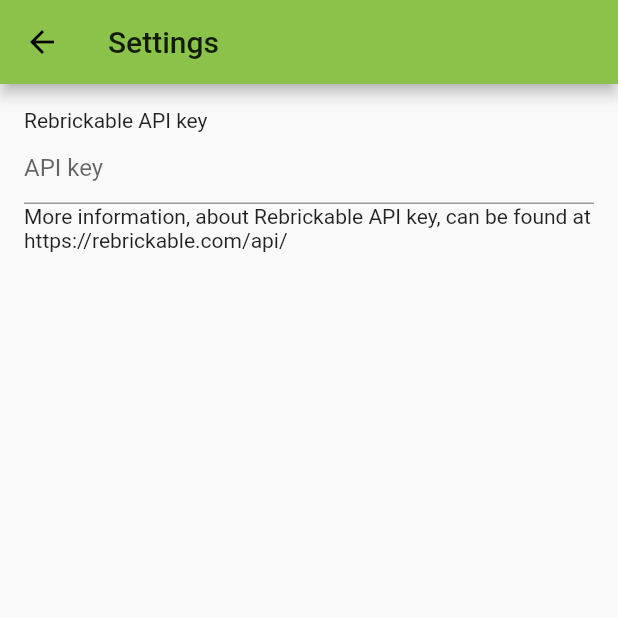
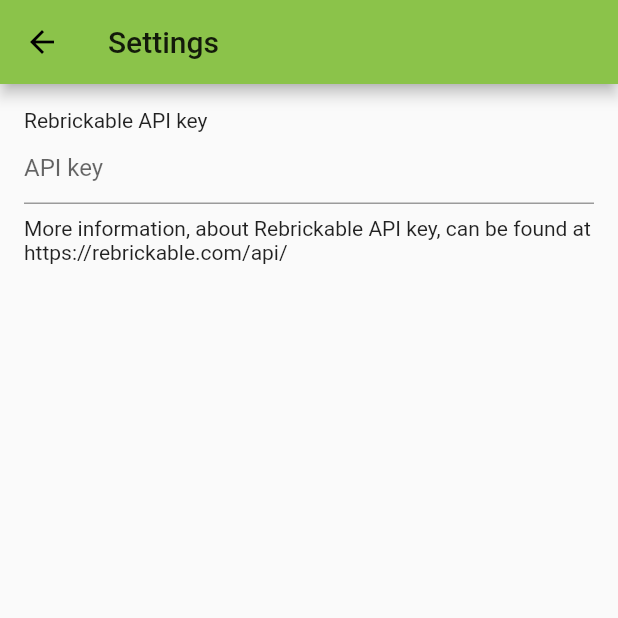
Before and after one commit to darekbx/lego-parts-counter, a Flutter app: the screen it shows after launch, after a tap on the "settings" icon, on a phone screen of 412 x 824 dp, the top half of it. Run offline on Flutter 3.47's test engine with Material 2 defaults, Android fonts, the phone set to English and light mode, and no system bars; our stand-ins replace shared_preferences; network calls fail.

Commit message:
Fixed problem with query input

```diff
--- a/lib/query/querypage.dart
+++ b/lib/query/querypage.dart
@@ -16,8 +16,6 @@ class QueryPage extends StatefulWidget {
   final _localStorage = LocalStorage();
   final _typeNameMap = { QueryType.SET: "Set", QueryType.PART: "Part" };
 
-  final GlobalKey<FormState> formKey = GlobalKey<FormState>();
-
   @override
   State<StatefulWidget> createState() => _QueryPageState();
 }
@@ -27,6 +25,20 @@ class _QueryPageState extends State<QueryPage> {
   QueryType _selectedType;
   String _numberHint = "";
   bool _editEnabled = false;
+  bool _hasApiAKey = true;
+
+  @override
+  void initState() {
+    super.initState();
+    _checkApiKey();
+  }
+
+  void _checkApiKey() async {
+    var result = await widget._localStorage.hasApiKey();
+    setState(() {
+      _hasApiAKey = result;
+    });
+  }
 
   @override
   Widget build(BuildContext context) {
@@ -35,16 +47,12 @@ class _QueryPageState extends State<QueryPage> {
             title: Text("Lego Parts"),
             actions: <Widget>[_buildSettingsAction(context)]
         ),
-        body: FutureBuilder(
-            future: _checkApiKeyAndBuild(context),
-            builder: (BuildContext context, AsyncSnapshot<Widget> snapshot) {
-              return WidgetUtils.handleFuture(snapshot, (data) => data);
-            }
-        )
+        body: _createBody()
     );
   }
-  Future<Widget> _checkApiKeyAndBuild(BuildContext context) async {
-    if (await widget._localStorage.hasApiKey()) {
+
+  Widget _createBody() {
+    if (_hasApiAKey) {
       return _buildPage(context);
     } else {
       return Center(child: Text(
@@ -53,23 +61,22 @@ class _QueryPageState extends State<QueryPage> {
   }
 
   Widget _buildPage(BuildContext context) {
-    return Form(child: Column(
+    return Column(
       mainAxisAlignment: MainAxisAlignment.center,
       crossAxisAlignment: CrossAxisAlignment.center,
       children: <Widget>[
         _createTypeSelect(),
         _createNumberInput()
       ],
-    )
-        , key: widget.formKey);
+    );
   }
 
   _createNumberInput() =>
-      Container(child: TextFormField(
+      Container(child: TextField(
         controller: widget._apiInputController,
         enabled: _editEnabled,
-        //onSubmitted: (number) => _displayResultsPage(number),
-        keyboardType: TextInputType.text,
+        onSubmitted: (number) => _displayResultsPage(number),
+        keyboardType: TextInputType.number,
         decoration: InputDecoration(hintText: _numberHint),
       ), width: _calculateWidth(context));
 
--- a/lib/settings/settingspage.dart
+++ b/lib/settings/settingspage.dart
@@ -49,7 +49,9 @@ class _SettingsPageState extends State<SettingsPage> {
                   keyboardType: TextInputType.text,
                   decoration: InputDecoration(hintText: "API key"),
                 ),
-                Text("More information, about Rebrickable API key, can be found at https://rebrickable.com/api/")
+                Padding(
+                  padding: EdgeInsets.only(top: 8),
+                    child: Text("More information, about Rebrickable API key, can be found at https://rebrickable.com/api/"))
               ],
             )));
   }
```
Also changed, not shown: lib/results/resultspage.dart (+11 -2 lines).
